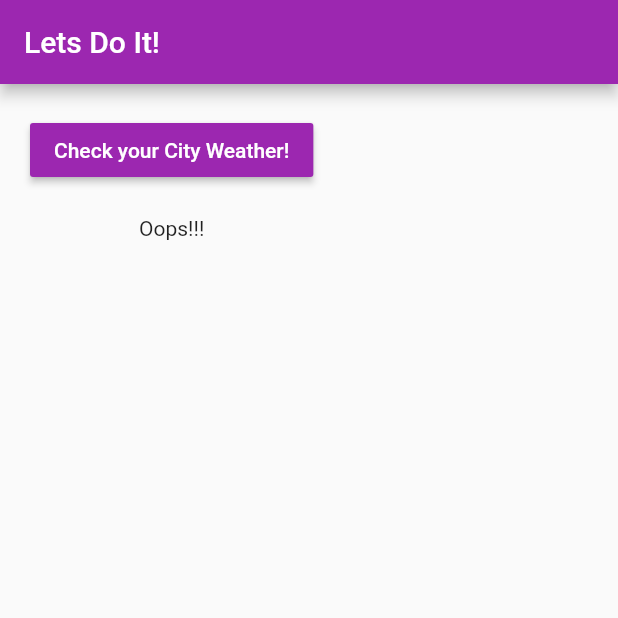
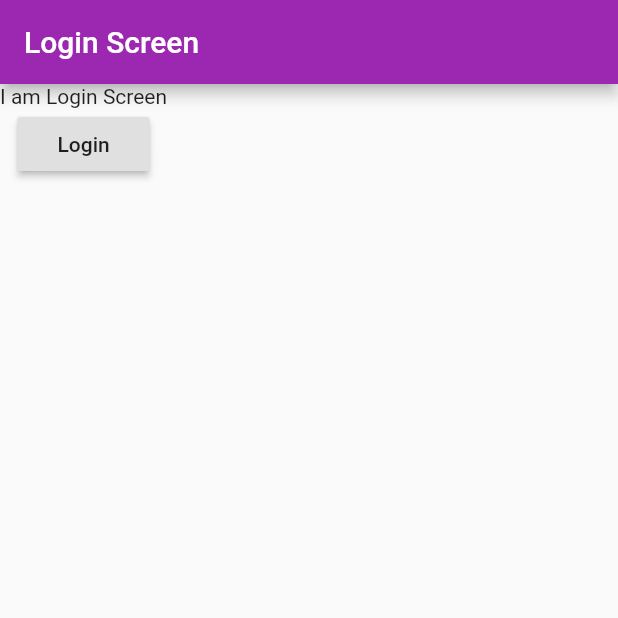
Before and after one commit to LuckySambial/letsdoflutter, a Flutter app: the screen it shows after launch, on a phone screen of 412 x 824 dp, the top half of it. Run offline on Flutter 3.47's test engine with Material 2 defaults, Android fonts, the phone set to English and light mode, and no system bars.

Commit message:
added initial navigation and login screen

```diff
--- /dev/null
+++ b/lib/containers/login.dart
@@ -0,0 +1,36 @@
+import 'package:flutter/material.dart';
+
+import './home.dart';
+
+class Login extends StatelessWidget {
+  @override
+  Widget build(BuildContext context) {
+
+    onLoginClick() {
+      Navigator.push(
+        context,
+        MaterialPageRoute(builder: (context) => Home()),
+      );
+    }
+    return Scaffold(
+        appBar: AppBar(
+          title: Text('Login Screen'),
+        ),
+        body: Container(
+          child: Column(
+            children: <Widget>[
+              Text("I am Login Screen"),
+              Container(
+                child: RaisedButton(
+                  onPressed: () {
+                    onLoginClick();
+                  },
+                  child: Text('Login'),
+                ),
+              )
+            ],
+          ),
+        ),
+    );
+  }
+}
--- a/lib/main.dart
+++ b/lib/main.dart
@@ -1,21 +1,11 @@
 import 'package:flutter/material.dart';
-import './product_manager.dart';
 
-void main() => runApp(MyApp());
+import './containers/login.dart';
 
-class MyApp extends StatelessWidget {
-  @override
-  Widget build(BuildContext context) {
-    return MaterialApp(
-      theme: ThemeData(
+void main() => runApp(MaterialApp(
+  theme: ThemeData(
         primaryColor: Colors.purple,
         accentColor: Colors.white,
       ),
-      home: Scaffold(
-          appBar: AppBar(
-            title: Text('Lets Do It!'),
-          ),
-          body: ProductManager()),
-    );
-  }
-}
+   home: Login(),
+));
```
Also changed, not shown: lib/components/text_comp.dart (added, +21 -0 lines), lib/containers/home.dart (added, +14 -0 lines), lib/product_manager.dart (+17 -1 lines), lib/products.dart (+20 -28 lines), 23 other files.
